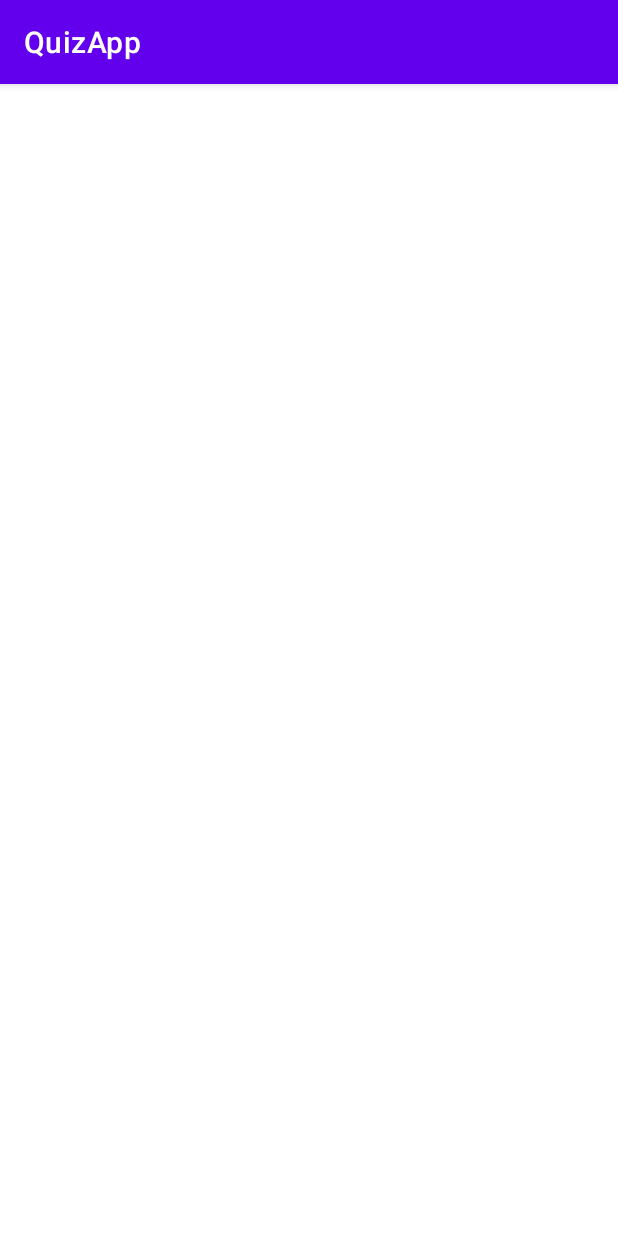
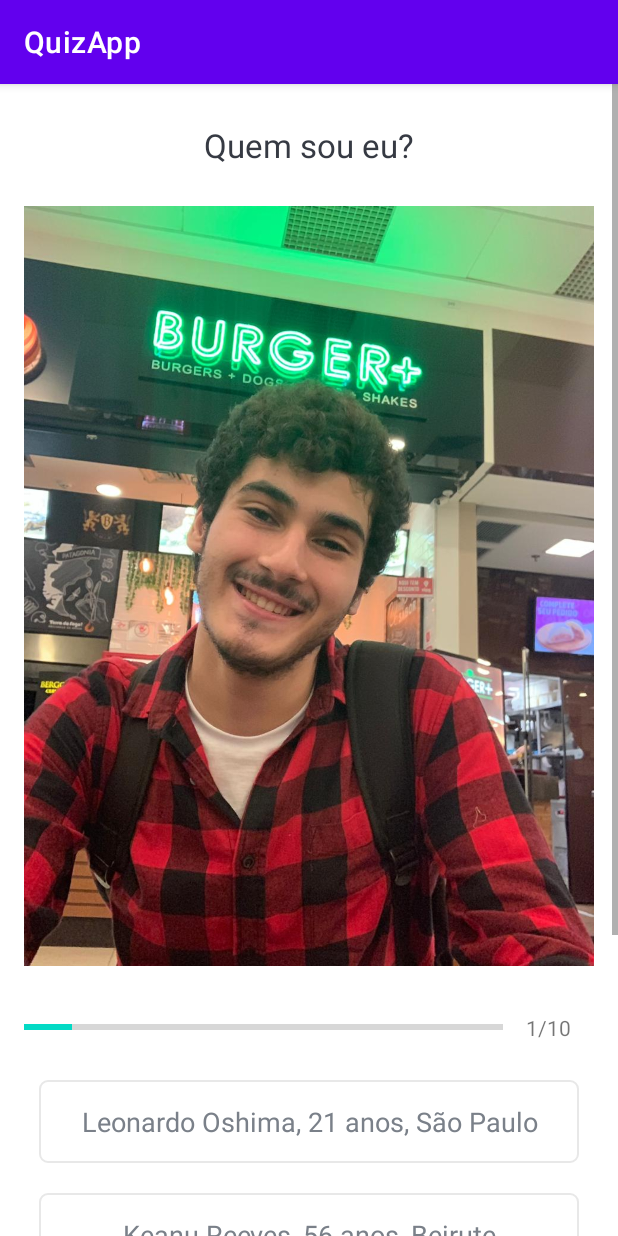
Before and after one commit to leonardooshima/QuizApp, an Android app: the QuizQuestionActivity screen opened directly, with no data from a screen before it, on a phone screen of 412 x 824 dp. Run offline under Robolectric (Android 15) with nearby library versions, the phone set to English and light mode, and no system bars.

```diff
--- a/app/src/main/java/com/example/quizapp/Constants.kt
+++ b/app/src/main/java/com/example/quizapp/Constants.kt
@@ -6,16 +6,126 @@ object Constants{
         val questionsList = ArrayList<Question>()
 
         val que1 = Question(1,
-            "Pergunta 1?",
-            R.drawable.ic_launcher_background,
-            "Resposta A",
-            "Resposta B",
-            "Resposta C",
-            "Resposta 4",
+            "Quem sou eu?",
+            R.drawable.pergunta1,
+            "Leonardo Oshima, 21 anos, São Paulo",
+            "Keanu Reeves, 56 anos, Beirute",
+            "Steven Carell, 58 anos, Massachusetts",
+            "Henry Cavill, 37 anos, Saint Helier",
             1
         )
 
         questionsList.add(que1)
+
+        val que2 = Question(2,
+            "Pergunta 2?",
+            R.drawable.pergunta1,
+            "A",
+            "B",
+            "C",
+            "D",
+            2
+        )
+
+        questionsList.add(que2)
+
+        val que3 = Question(3,
+            "Pergunta 3?",
+            R.drawable.pergunta1,
+            "A",
+            "B",
+            "C",
+            "D",
+            3
+        )
+
+        questionsList.add(que3)
+
+        val que4 = Question(4,
+            "Pergunta 4?",
+            R.drawable.pergunta1,
+            "A",
+            "B",
+            "C",
+            "D",
+            4
+        )
+
+        questionsList.add(que4)
+
+        val que5 = Question(5,
+            "Pergunta 5?",
+            R.drawable.pergunta1,
+            "A",
+            "B",
+            "C",
+            "D",
+            4
+        )
+
+        questionsList.add(que5)
+
+        val que6 = Question(6,
+            "Pergunta 6?",
+            R.drawable.pergunta1,
+            "A",
+            "B",
+            "C",
+            "D",
+            4
+        )
+
+        questionsList.add(que6)
+
+        val que7 = Question(7,
+            "Pergunta 7?",
+            R.drawable.pergunta1,
+            "A",
+            "B",
+            "C",
+            "D",
+            4
+        )
+
+        questionsList.add(que7)
+
+        val que8 = Question(8,
+            "Pergunta 8?",
+            R.drawable.pergunta1,
+            "A",
+            "B",
+            "C",
+            "D",
+            4
+        )
+
+        questionsList.add(que8)
+
+        val que9 = Question(9,
+            "Pergunta 9?",
+            R.drawable.pergunta1,
+            "A",
+            "B",
+            "C",
+            "D",
+            4
+        )
+
+        questionsList.add(que9)
+
+        val que10 = Question(10,
+            "Pergunta 10?",
+            R.drawable.pergunta1,
+            "A",
+            "B",
+            "C",
+            "D",
+            4
+        )
+
+        questionsList.add(que10)
+
+
         return questionsList
 
     }
--- a/app/src/main/java/com/example/quizapp/QuizQuestionActivity.kt
+++ b/app/src/main/java/com/example/quizapp/QuizQuestionActivity.kt
@@ -3,6 +3,7 @@ package com.example.quizapp
 import androidx.appcompat.app.AppCompatActivity
 import android.os.Bundle
 import android.util.Log
+import kotlinx.android.synthetic.main.activity_quiz_question.*
 
 class QuizQuestionActivity : AppCompatActivity() {
     override fun onCreate(savedInstanceState: Bundle?) {
@@ -11,5 +12,18 @@ class QuizQuestionActivity : AppCompatActivity() {
 
         val questionsList = Constants.getQuestions()
         Log.i("Questions Size", "${questionsList.size}")
+
+        val currentPosition = 1
+        val question: Question? = questionsList[currentPosition -1]
+
+        progressBar.progress = currentPosition
+        tv_progress.text = "$currentPosition" + "/" + progressBar.max
+
+        tv_question.text = question!!.question
+        iv_image.setImageResource(question.image)
+        tv_option_one.text = question.optionOne
+        tv_option_two.text = question.optionTwo
+        tv_option_three.text = question.optionThree
+        tv_option_four.text = question.optionFour
     }
 }
--- /dev/null
+++ b/app/src/main/res/drawable/default_option_border_bg.xml
@@ -0,0 +1,11 @@
+<?xml version="1.0" encoding="utf-8"?>
+<shape xmlns:android="http://schemas.android.com/apk/res/android"
+    android:shape="rectangle">
+
+    <stroke
+        android:width="1dp"
+        android:color="#E8E8E8"/>
+    <solid android:color="@android:color/white"/>
+
+    <corners android:radius="5dp"/>
+</shape>
--- a/app/src/main/res/layout/activity_main.xml
+++ b/app/src/main/res/layout/activity_main.xml
@@ -72,7 +72,7 @@
                 android:layout_width="match_parent"
                 android:layout_height="wrap_content"
                 android:layout_marginTop="16dp"
-                android:background="@color/purple_500"
+                android:background="@color/colorPrimary"
                 android:text="Start"
                 android:textSize="18sp"
                 android:textColor="@android:color/white">
--- a/app/src/main/res/layout/activity_quiz_question.xml
+++ b/app/src/main/res/layout/activity_quiz_question.xml
@@ -1,10 +1,125 @@
 <?xml version="1.0" encoding="utf-8"?>
-<androidx.constraintlayout.widget.ConstraintLayout xmlns:android="http://schemas.android.com/apk/res/android"
+<ScrollView xmlns:android="http://schemas.android.com/apk/res/android"
     xmlns:app="http://schemas.android.com/apk/res-auto"
     xmlns:tools="http://schemas.android.com/tools"
     android:layout_width="match_parent"
     android:layout_height="match_parent"
+    android:fillViewport="true"
     tools:context=".QuizQuestionActivity">
 
+    <LinearLayout
+        android:layout_width="match_parent"
+        android:layout_height="wrap_content"
+        android:orientation="vertical"
+        android:padding="16dp"
+        android:gravity="center">
 
-</androidx.constraintlayout.widget.ConstraintLayout>
+        <TextView
+            android:id="@+id/tv_question"
+            android:layout_width="match_parent"
+            android:layout_height="wrap_content"
+            android:layout_margin="10dp"
+            android:gravity="center"
+            android:textColor="#363A43"
+            android:textSize="22sp"
+            android:text="Pergunta vai aparecer aqui"/>
+        <ImageView
+            android:id="@+id/iv_image"
+            android:layout_width="wrap_content"
+            android:layout_height="wrap_content"
+            android:layout_marginTop="16dp"
+            android:adjustViewBounds="true"
+            android:src="@drawable/pergunta1"/>
+
+        <LinearLayout
+            android:id="@+id/ll_progress_details"
+            android:layout_width="match_parent"
+            android:layout_height="wrap_content"
+            android:layout_marginTop="16dp"
+            android:gravity="center_vertical"
+            android:orientation="horizontal">
+            <ProgressBar
+                android:id="@+id/progressBar"
+                style="?android:progressBarStyleHorizontal"
+                android:layout_width="0dp"
+                android:layout_height="wrap_content"
+                android:layout_weight="1"
+                android:max="10"
+                android:minHeight="50dp"
+                android:progress="0"
+                android:indeterminate="false"/>
+            <TextView
+                android:id="@+id/tv_progress"
+                android:layout_width="wrap_content"
+                android:layout_height="wrap_content"
+                android:gravity="center"
+                android:padding="15dp"
+                android:textColorHint="#7A8089"
+                android:textSize="14sp"
+                android:text="0/10"/>
+
+        </LinearLayout>
+
+        <TextView
+            android:id="@+id/tv_option_one"
+            android:layout_width="match_parent"
+            android:layout_height="wrap_content"
+            android:layout_margin="10dp"
+            android:background="@drawable/default_option_border_bg"
+            android:gravity="center"
+            android:padding="15dp"
+            android:textColor="#7A8089"
+            android:textSize="18sp"
+            android:text="Apple"/>
+
+        <TextView
+            android:id="@+id/tv_option_two"
+            android:layout_width="match_parent"
+            android:layout_height="wrap_content"
+            android:layout_margin="10dp"
+            android:background="@drawable/default_option_border_bg"
+            android:gravity="center"
+            android:padding="15dp"
+            android:textColor="#7A8089"
+            android:textSize="18sp"
+            android:text="Google"/>
+
+        <TextView
+            android:id="@+id/tv_option_three"
+            android:layout_width="match_parent"
+            android:layout_height="wrap_content"
+            android:layout_margin="10dp"
+            android:background="@drawable/default_option_border_bg"
+            android:gravity="center"
+            android:padding="15dp"
+            android:textColor="#7A8089"
+            android:textSize="18sp"
+            android:text="Microsoft"/>
+
+        <TextView
+            android:id="@+id/tv_option_four"
+            android:layout_width="match_parent"
+            android:layout_height="wrap_content"
+            android:layout_margin="10dp"
+            android:background="@drawable/default_option_border_bg"
+            android:gravity="center"
+            android:padding="15dp"
+            android:textColor="#7A8089"
+            android:textSize="18sp"
+            android:text="Tesla"/>
+
+        <Button
+            android:id="@+id/btn_submit"
+            android:layout_width="match_parent"
+            android:layout_height="wrap_content"
+            android:layout_margin="10dp"
+            android:background="@color/colorPrimary"
+            android:text="SUBMIT"
+            android:textColor="@color/white"
+            android:textStyle="bold"
+            android:textSize="18dp"/>
+
+    </LinearLayout>
+
+
+</ScrollView>
--- a/app/src/main/res/values/colors.xml
+++ b/app/src/main/res/values/colors.xml
@@ -7,4 +7,7 @@
     <color name="teal_700">#FF018786</color>
     <color name="black">#FF000000</color>
     <color name="white">#FFFFFFFF</color>
+    <color name="colorPrimary">#9013FE</color>
+    <color name="colorPrimaryDark">#6A1B9A</color>
+    <color name="colorAccent">#9013FE</color>
 </resources>
--- a/app/src/main/res/values/themes.xml
+++ b/app/src/main/res/values/themes.xml
@@ -14,7 +14,7 @@
         <!-- Customize your theme here. -->
     </style>
 
-    <style name="NoActionBarTheme" parent="Theme.MaterialComponents.Light.NoActionBar.Bridge">
+    <style name="NoActionBarTheme" parent="Theme.MaterialComponents.Light.NoActionBar">
 
     </style>
 
```
Also changed, not shown: app/src/main/res/drawable/pergunta1.jpg (added).
